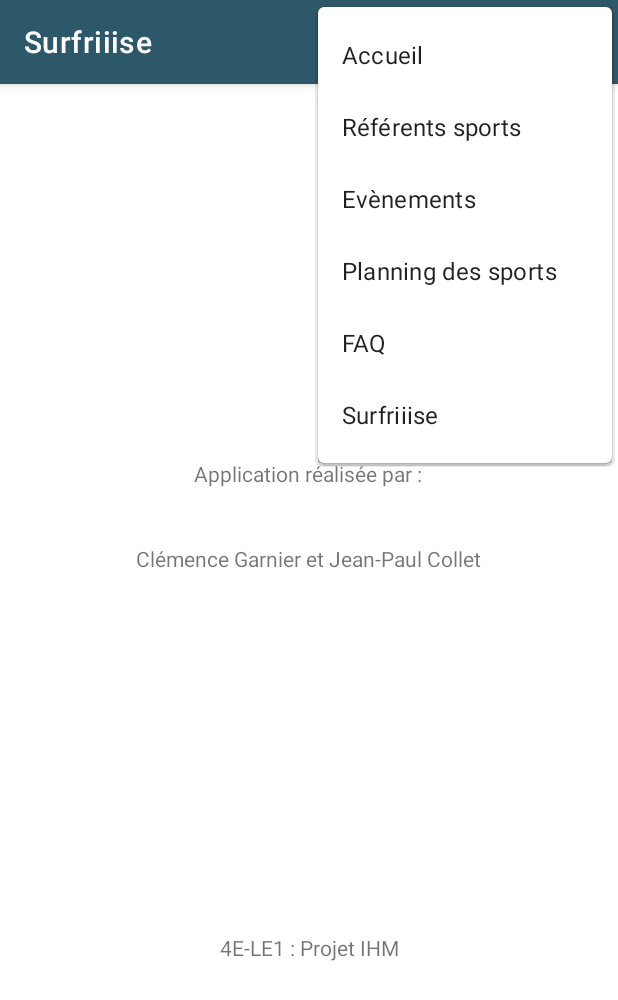
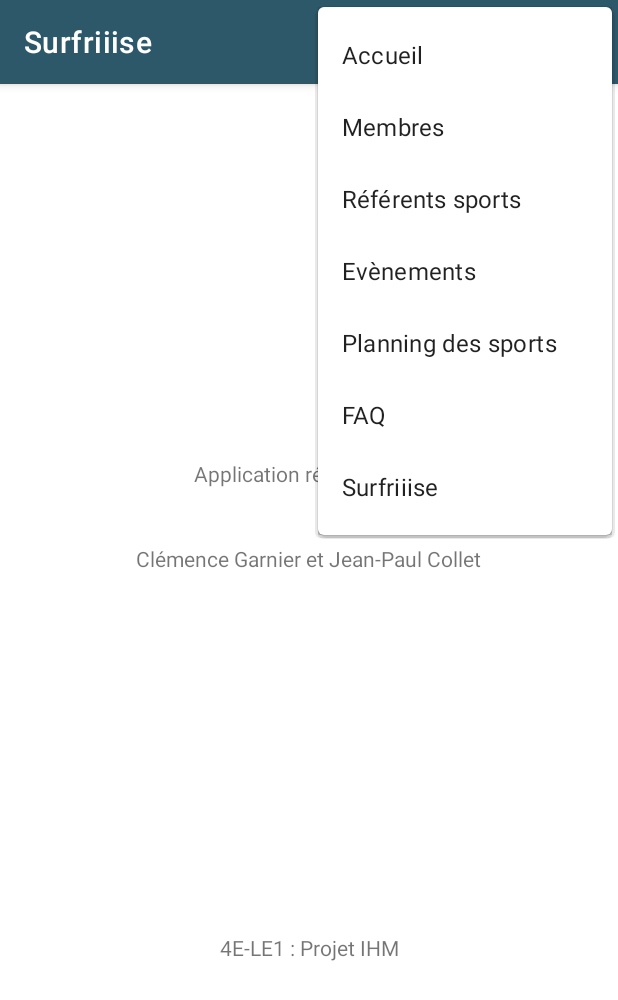
Before and after one commit to colletjea/appKenaii, an Android app: the Bonus screen opened directly, with no data from a screen before it, with the options menu open, on a phone screen of 412 x 824 dp. Shown: the top 1000 px of the screen. Run offline under Robolectric (Android 15) with nearby library versions, the phone set to English and light mode, and no system bars.

Commit message:
Détails des modifs : - correction manquement menu vers membre partout

```diff
--- a/app/src/main/java/com/example/appkenai/Bonus.java
+++ b/app/src/main/java/com/example/appkenai/Bonus.java
@@ -53,6 +53,11 @@ private ImageView varImageSurfriise;
                 startActivity(intent);
                 return true;
 
+            case R.id.menu_Membres:
+                intent = new Intent(getApplication(), MembresActivity.class);
+                startActivity(intent);
+                return true;
+
             case R.id.menu_referentsSports:
                 intent = new Intent(getApplication(), ReferentsSports.class);
                 startActivity(intent);
--- a/app/src/main/java/com/example/appkenai/CreateEvent.java
+++ b/app/src/main/java/com/example/appkenai/CreateEvent.java
@@ -146,6 +146,11 @@ public class CreateEvent extends AppCompatActivity {
                 startActivity(intent);
                 return true;
 
+            case R.id.menu_Membres:
+                intent = new Intent(getApplication(), MembresActivity.class);
+                startActivity(intent);
+                return true;
+
             case R.id.menu_referentsSports:
                 intent = new Intent(getApplication(), ReferentsSports.class);
                 startActivity(intent);
--- a/app/src/main/java/com/example/appkenai/FAQ.java
+++ b/app/src/main/java/com/example/appkenai/FAQ.java
@@ -41,6 +41,11 @@ Intent intent;
                 startActivity(intent);
                 return true;
 
+            case R.id.menu_Membres:
+                intent = new Intent(getApplication(), MembresActivity.class);
+                startActivity(intent);
+                return true;
+
             case R.id.menu_referentsSports:
                 intent = new Intent(getApplication(), ReferentsSports.class);
                 startActivity(intent);
--- a/app/src/main/java/com/example/appkenai/ListingEvent.java
+++ b/app/src/main/java/com/example/appkenai/ListingEvent.java
@@ -106,6 +106,11 @@ public class ListingEvent extends AppCompatActivity {
                 startActivity(intent);
                 return true;
 
+            case R.id.menu_Membres:
+                intent = new Intent(getApplication(), MembresActivity.class);
+                startActivity(intent);
+                return true;
+
             case R.id.menu_referentsSports:
                 intent = new Intent(getApplication(), ReferentsSports.class);
                 startActivity(intent);
--- a/app/src/main/java/com/example/appkenai/MembresActivity.java
+++ b/app/src/main/java/com/example/appkenai/MembresActivity.java
@@ -135,6 +135,11 @@ Intent intent;
                 startActivity(intent);
                 return true;
 
+            case R.id.menu_Membres:
+                intent = new Intent(getApplication(), MembresActivity.class);
+                startActivity(intent);
+                return true;
+
             case R.id.menu_referentsSports:
                 intent = new Intent(getApplication(), ReferentsSports.class);
                 startActivity(intent);
--- a/app/src/main/java/com/example/appkenai/PlanningDesSports.java
+++ b/app/src/main/java/com/example/appkenai/PlanningDesSports.java
@@ -33,6 +33,11 @@ Intent intent;
                 startActivity(intent);
                 return true;
 
+            case R.id.menu_Membres:
+                intent = new Intent(getApplication(), MembresActivity.class);
+                startActivity(intent);
+                return true;
+
             case R.id.menu_referentsSports:
                 intent = new Intent(getApplication(), ReferentsSports.class);
                 startActivity(intent);
--- a/app/src/main/java/com/example/appkenai/PresentationMembresX.java
+++ b/app/src/main/java/com/example/appkenai/PresentationMembresX.java
@@ -139,6 +139,11 @@ public class PresentationMembresX extends AppCompatActivity {
                 startActivity(intent);
                 return true;
 
+            case R.id.menu_Membres:
+                intent = new Intent(getApplication(), MembresActivity.class);
+                startActivity(intent);
+                return true;
+
             case R.id.menu_referentsSports:
                 intent = new Intent(getApplication(), ReferentsSports.class);
                 startActivity(intent);
--- a/app/src/main/java/com/example/appkenai/ReferentsSports.java
+++ b/app/src/main/java/com/example/appkenai/ReferentsSports.java
@@ -44,6 +44,11 @@ Intent intent;
                 startActivity(intent);
                 return true;
 
+            case R.id.menu_Membres:
+                intent = new Intent(getApplication(), MembresActivity.class);
+                startActivity(intent);
+                return true;
+
             case R.id.menu_referentsSports:
                 intent = new Intent(getApplication(), ReferentsSports.class);
                 startActivity(intent);
--- a/app/src/main/res/menu/main_menu.xml
+++ b/app/src/main/res/menu/main_menu.xml
@@ -6,7 +6,12 @@
     <item android:id="@+id/menu_accueil"
           android:orderInCategory="100"
           app:showAsAction="never"
-          android:title="Accueil" /> <!-- apparait dans le pop up du menu -->
+          android:title="Accueil" />
+
+    <item android:id="@+id/menu_Membres"
+        android:orderInCategory="100"
+        app:showAsAction="never"
+        android:title="Membres" />
 
     <item android:id="@+id/menu_referentsSports"
         android:orderInCategory="100"
--- a/app/src/main/res/menu/menu_event.xml
+++ b/app/src/main/res/menu/menu_event.xml
@@ -7,6 +7,11 @@
         android:orderInCategory="100"
         app:showAsAction="never"
         android:title="Accueil" /> <!-- apparait dans le pop up du menu -->
+
+    <item android:id="@+id/menu_Membres"
+        android:orderInCategory="100"
+        app:showAsAction="never"
+        android:title="Membres" />
 
     <item android:id="@+id/menu_referentsSports"
         android:orderInCategory="100"
```
